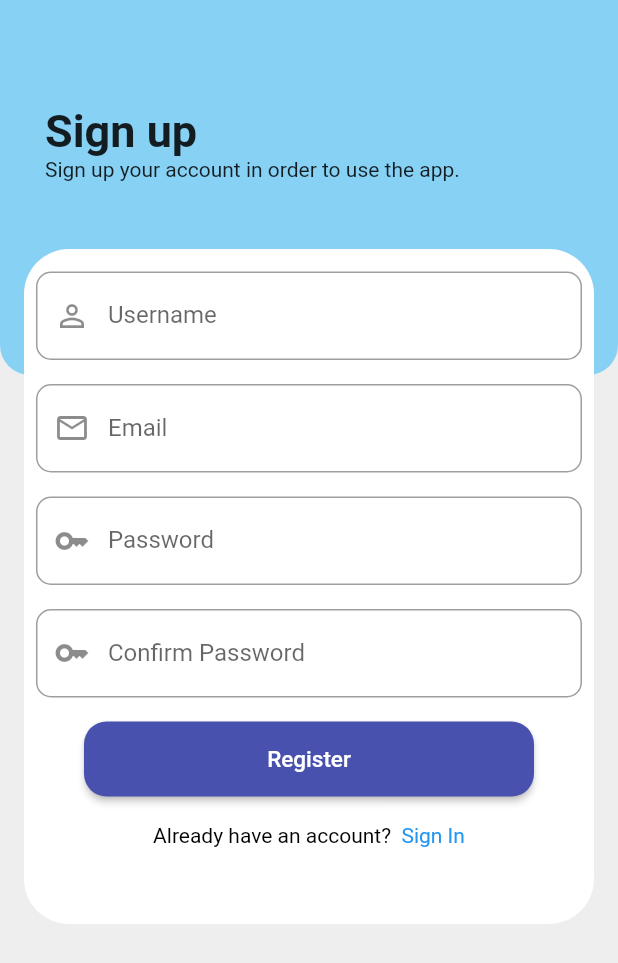
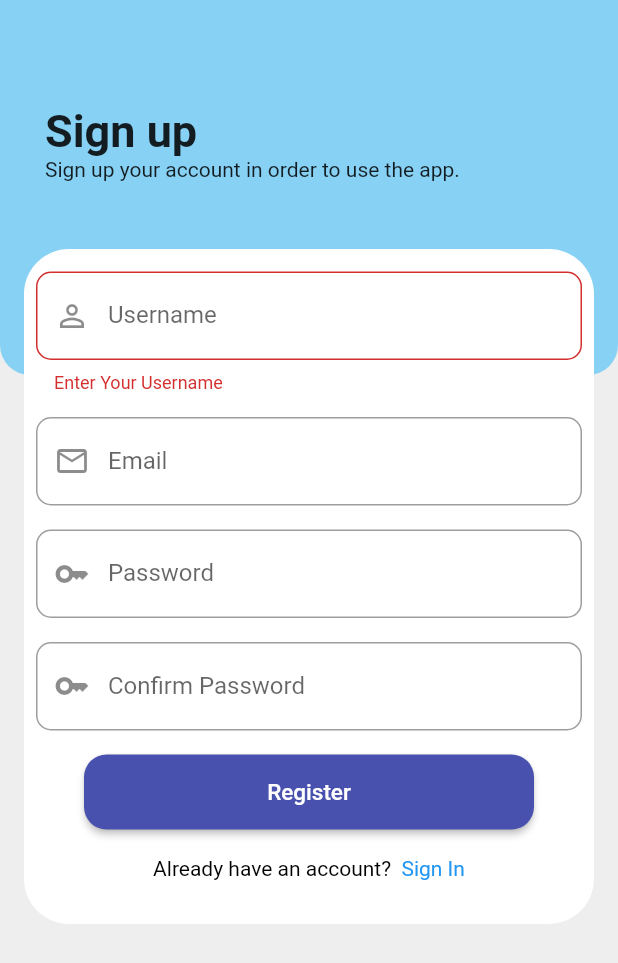
Before and after one commit to Phangggggggg/OpinionZeroApp, a Flutter app: the Register screen opened by its route, after a tap on "Register", on a phone screen of 412 x 824 dp. Shown: the top 963 px of the screen. Run offline on Flutter 3.47's test engine with Material 2 defaults, Android fonts, the phone set to English and light mode, and no system bars; our stand-ins replace animated_splash_screen, flutter_svg, get.

Commit message:
addMoreToLoginAndRegister

```diff
--- a/senior_project/lib/screens/register.dart
+++ b/senior_project/lib/screens/register.dart
@@ -22,6 +22,11 @@
   String _passWordAgain = '';
   String _email = '';
   String _message = '';
+  final _formKey_pass = GlobalKey<FormState>();
+  final _formKey_repass = GlobalKey<FormState>();
+  final _formKey_user = GlobalKey<FormState>();
+  final _formKey_email = GlobalKey<FormState>();
+
   void resetTextField() {
     usernameController.clear();
     passwordController.clear();
@@ -115,7 +120,9 @@
                 children: <Widget>[
                   Padding(
                     padding: const EdgeInsets.fromLTRB(8.0, 15, 8.0, 8.0),
-                    child: TextField(
+                    child: Form(
+                      key: _formKey_user,
+                      child: TextFormField(
                         controller: usernameController,
                         decoration: InputDecoration(
                           border: OutlineInputBorder(
@@ -124,11 +131,20 @@
                           hintText: 'Enter your Username',
                           prefixIcon: Icon(Icons.person_outline),
                         ),
+                        validator: (text) {
+                          if (text == null || text.isEmpty) {
+                            return 'Enter Your Username';
+                          }
+                          return null;
+                        },
+                      ),
                     ),
                   ),
                   Padding(
                     padding: const EdgeInsets.fromLTRB(8.0, 8.0, 8.0, 8.0),
-                    child: TextField(
+                    child: Form(
+                      key: _formKey_email,
+                      child: TextFormField(
                         keyboardType: TextInputType.emailAddress,
                         controller: emailController,
                         decoration: InputDecoration(
@@ -138,13 +154,23 @@
                           hintText: 'Enter your Email',
                           prefixIcon: Icon(Icons.email_outlined),
                         ),
+                        validator: (text) {
+                          if (text == null || text.isEmpty) {
+                            return 'Enter Your Email';
+                          }
+                          return null;
+                        },
+                      ),
                     ),
                   ),
                   Padding(
                     padding: const EdgeInsets.fromLTRB(8.0, 8.0, 8.0, 8.0),
-                    child: TextField(
+                    child: Form(
+                      key: _formKey_pass,
+                      child: TextFormField(
                         // keyboardType: TextInputType.emailAddress,
                         controller: passwordController,
+                        obscureText: true,
                         decoration: InputDecoration(
                           border: OutlineInputBorder(
                               borderRadius: BorderRadius.circular(10.0)),
@@ -152,19 +178,36 @@
                           hintText: 'Enter your Password',
                           prefixIcon: Icon(Icons.key),
                         ),
+                        validator: (text) {
+                          if (text == null || text.isEmpty) {
+                            return 'Enter Your Password';
+                          }
+                          return null;
+                        },
+                      ),
                     ),
                   ),
                   Padding(
                     padding: const EdgeInsets.fromLTRB(8.0, 8.0, 8.0, 8.0),
-                    child: TextField(
+                    child: Form(
+                      key: _formKey_repass,
+                      child: TextFormField(
                         // keyboardType: TextInputType.emailAddress,
                         controller: passwordAgainController,
+                        obscureText: true,
                         decoration: InputDecoration(
                           border: OutlineInputBorder(
                               borderRadius: BorderRadius.circular(10.0)),
                           labelText: "Confirm Password",
                           hintText: 'Enter your Password Again',
                           prefixIcon: Icon(Icons.key),
+                        ),
+                        validator: (text) {
+                          if (text == null || text.isEmpty) {
+                            return 'Enter Your Password Again';
+                          }
+                          return null;
+                        },
                       ),
                     ),
                   ),
@@ -179,6 +222,10 @@
                           borderRadius: BorderRadius.all(Radius.circular(15.0)),
                         ),
                         onPressed: () {
+                          if (_formKey_user.currentState!.validate() &&
+                              _formKey_email.currentState!.validate() &&
+                              _formKey_pass.currentState!.validate() &&
+                              _formKey_repass.currentState!.validate()) {
                             var uname = usernameController.text;
                             var pwd = passwordController.text;
                             var repwd = passwordAgainController.text;
@@ -201,9 +248,25 @@
                                     resetTextField();
                                   });
                                   print("this username is already exist.");
+                                  showDialog(
+                                    context: context,
+                                    builder: (context) => AlertDialog(
+                                      title:
+                                          Text("Fail Username Already Exists"),
+                                      content: Text(
+                                          'Fail! Can\'t create new user account. Username already exists'),
+                                      actions: [
+                                        TextButton(
+                                            onPressed: () =>
+                                                Navigator.pop(context),
+                                            child: Text('OK'))
+                                      ],
+                                    ),
+                                  );
                                 }
                               });
                             });
+                          }
                           print(_userName);
                           print(_passWord);
                           print(_passWordAgain);
```
Also changed, not shown: senior_project/lib/screens/login.dart (+40 -5 lines). Lines whose indentation alone changed are shown as unchanged.
